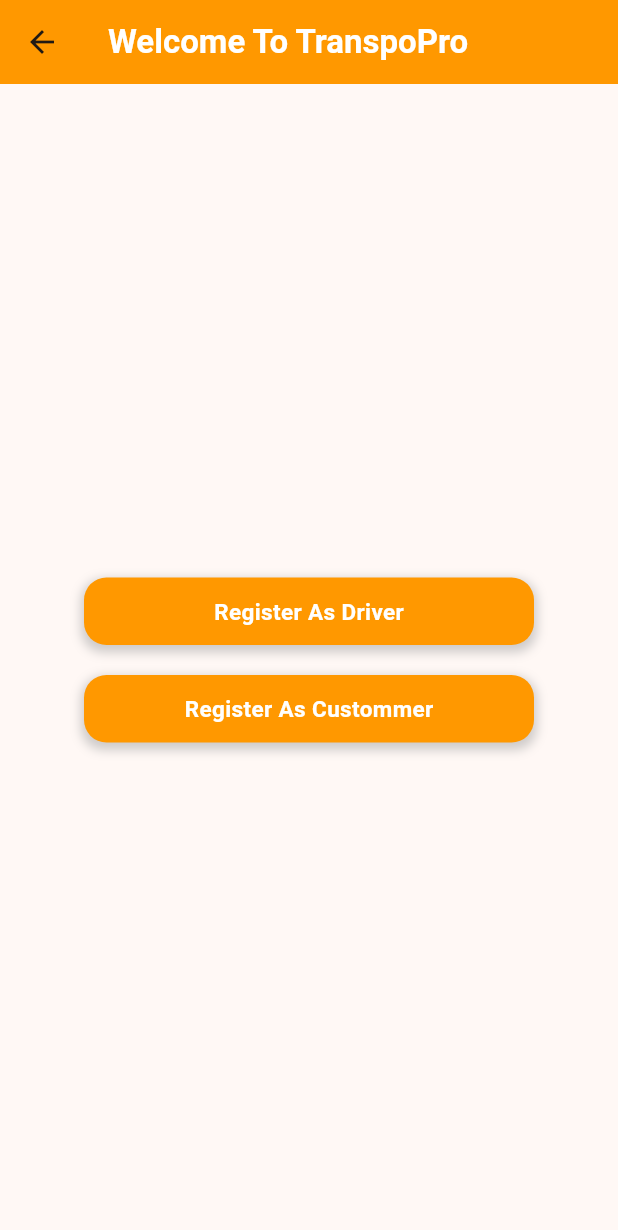
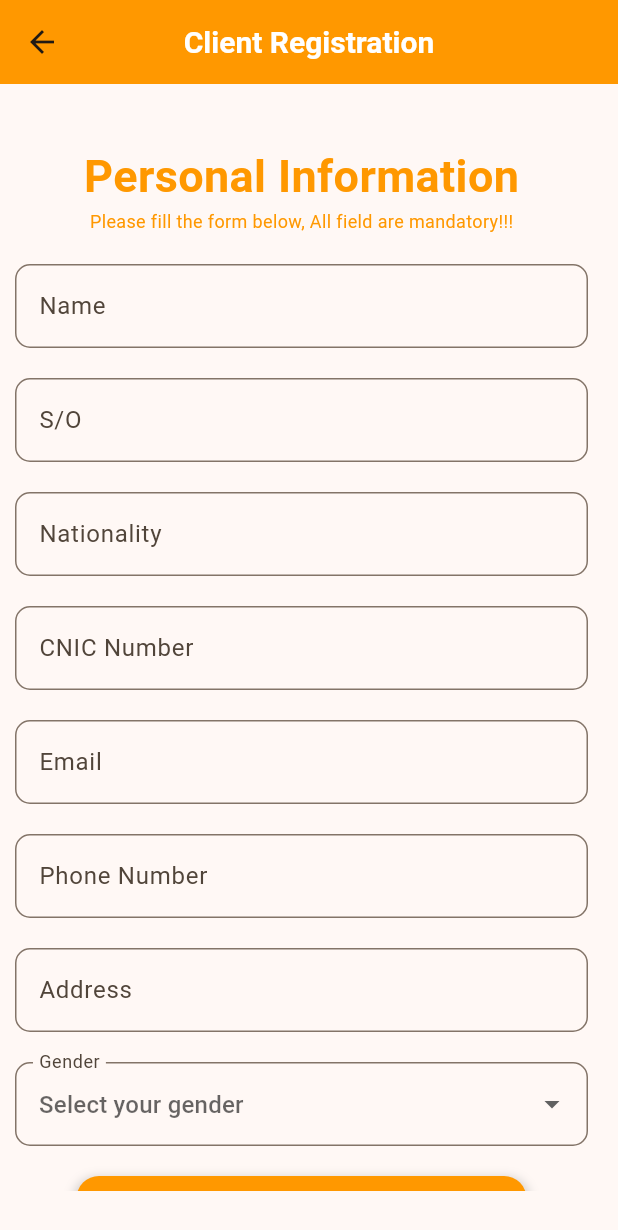
Before and after one commit to Asadullah730/Trans_Pro, a Flutter app: the HomeScreen screen opened directly, after a tap on "Register As Custommer", on a phone screen of 412 x 824 dp. Shown: the top 1230 px of the screen. Run offline on Flutter 3.47's test engine with Material 3 defaults, Android fonts, the phone set to English and light mode, and no system bars; our stand-ins replace carousel_slider, firebase_auth, firebase_core, get; accounts and stored records are empty.

Commit message:
ClientSide work

```diff
--- a/lib/Model/DriverModel.dart
+++ b/lib/Model/DriverModel.dart
@@ -2,6 +2,22 @@ class Drivermodel {
   String? name;
   String? email;
   String? phone;
+  String? address;
+  String? licenseNumber;
+  String? licenseexpiry;
+  int? age;
+  String? vhecialNumber;
+  int? weightCapiacity;
 
-  Drivermodel({this.name, this.email, this.phone});
+  Drivermodel({
+    this.name,
+    this.email,
+    this.phone,
+    this.address,
+    this.licenseNumber,
+    this.licenseexpiry,
+    this.age,
+    this.vhecialNumber,
+    this.weightCapiacity,
+  });
 }
--- /dev/null
+++ b/lib/Presentation/CustommerScreen/cus_reg_screeen.dart
@@ -0,0 +1,270 @@
+import 'package:flutter/material.dart';
+import 'package:get/get.dart';
+import 'package:transpro/Presentation/CustommerScreen/client_dashboard.dart';
+import 'package:transpro/component/custom_app_bar.dart';
+import 'package:transpro/component/custom_button.dart';
+import 'package:transpro/validation/ClientFormValidation/clientSide_validation.dart';
+
+class CustommerRegScreen extends StatelessWidget {
+  final _formKey = GlobalKey<FormState>();
+  final ClientsideValadation clientsideValadation = ClientsideValadation();
+  final TextEditingController cusNameController = TextEditingController();
+  final TextEditingController cusEmailController = TextEditingController();
+  final TextEditingController cusPhoneController = TextEditingController();
+  final TextEditingController cusAddressController = TextEditingController();
+  final TextEditingController cusFatherNameController = TextEditingController();
+  final TextEditingController cusNationalityController =
+      TextEditingController();
+  final TextEditingController cusCnicController = TextEditingController();
+  final TextEditingController cusGenderController = TextEditingController();
+  String _gender = '';
+  List<String> _genders = ['Male', 'Female'];
+  CustommerRegScreen({super.key});
+
+  @override
+  Widget build(BuildContext context) {
+    return Scaffold(
+      appBar: AppBar(
+        centerTitle: true,
+        backgroundColor: Colors.orange,
+        title: const Text(
+          'Client Registration',
+          style: TextStyle(
+            color: Colors.white,
+            fontWeight: FontWeight.bold,
+            fontSize: 20,
+          ),
+        ),
+      ),
+      body: Container(
+        margin: const EdgeInsets.symmetric(vertical: 20),
+        child: Padding(
+          padding:
+              const EdgeInsets.only(top: 10.0, bottom: 10, left: 10, right: 20),
+          child: Form(
+            key: _formKey,
+            autovalidateMode: AutovalidateMode.onUserInteraction,
+            child: SingleChildScrollView(
+              scrollDirection: Axis.vertical, // vertical scrolling
+              child: Column(
+                mainAxisAlignment: MainAxisAlignment.center,
+                children: [
+                  const SizedBox(height: 10),
+                  const Text(
+                    'Personal Information',
+                    style: TextStyle(
+                      fontSize: 30,
+                      fontWeight: FontWeight.bold,
+                      color: Colors.orange,
+                    ),
+                  ),
+                  const Text(
+                    'Please fill the form below, All field are mandatory!!!',
+                    style: TextStyle(
+                      fontSize: 12,
+                      color: Colors.orange,
+                    ),
+                  ),
+                  const SizedBox(height: 20),
+                  TextFormField(
+                    controller: cusNameController,
+                    validator: (value) =>
+                        clientsideValadation.validateClientName(value),
+                    decoration: InputDecoration(
+                      labelText: 'Name',
+                      hintText: 'Enter your Full Name',
+                      border: OutlineInputBorder(
+                        borderRadius: BorderRadius.circular(10),
+                        borderSide: const BorderSide(
+                          color: Colors.orange,
+                          width: 2,
+                        ),
+                      ),
+                    ),
+                  ),
+                  const SizedBox(height: 20),
+                  TextFormField(
+                    controller: cusFatherNameController,
+                    validator: (value) =>
+                        clientsideValadation.validateClientName(value),
+                    decoration: InputDecoration(
+                      labelText: 'S/O',
+                      hintText: 'Enter your father name !!!',
+                      border: OutlineInputBorder(
+                        borderRadius: BorderRadius.circular(10),
+                        borderSide: const BorderSide(
+                          color: Colors.orange,
+                          width: 2,
+                        ),
+                      ),
+                    ),
+                  ),
+                  const SizedBox(height: 20),
+                  TextFormField(
+                    controller: cusNationalityController,
+                    validator: (value) =>
+                        clientsideValadation.validateClientName(value),
+                    decoration: InputDecoration(
+                      labelText: 'Nationality',
+                      hintText: 'Enter your Country name according to CNIC !!!',
+                      border: OutlineInputBorder(
+                        borderRadius: BorderRadius.circular(10),
+                        borderSide: const BorderSide(
+                          color: Colors.orange,
+                          width: 2,
+                        ),
+                      ),
+                    ),
+                  ),
+                  const SizedBox(height: 20),
+                  TextFormField(
+                    keyboardType: TextInputType.number,
+                    controller: cusCnicController,
+                    validator: (value) =>
+                        clientsideValadation.validateClientCNIC(value),
+                    decoration: InputDecoration(
+                      labelText: 'CNIC Number',
+                      hintText: '32102-5799182-5',
+                      border: OutlineInputBorder(
+                        borderRadius: BorderRadius.circular(10),
+                        borderSide: const BorderSide(
+                          color: Colors.orange,
+                          width: 2,
+                        ),
+                      ),
+                    ),
+                  ),
+                  const SizedBox(height: 20),
+                  TextFormField(
+                    controller: cusEmailController,
+                    validator: (value) =>
+                        clientsideValadation.validateClientEmail(value),
+                    decoration: InputDecoration(
+                      labelText: 'Email',
+                      hintText: 'abc@gmail.com',
+                      border: OutlineInputBorder(
+                        borderRadius: BorderRadius.circular(10),
+                        borderSide: const BorderSide(
+                          color: Colors.orange,
+                          width: 2,
+                        ),
+                      ),
+                    ),
+                  ),
+                  const SizedBox(height: 20),
+                  TextFormField(
+                    keyboardType: TextInputType.phone,
+                    controller: cusPhoneController,
+                    validator: (value) =>
+                        clientsideValadation.validateClientPhoneNumber(value),
+                    decoration: InputDecoration(
+                      labelText: 'Phone Number',
+                      hintText: '03324145420',
+                      border: OutlineInputBorder(
+                        borderRadius: BorderRadius.circular(10),
+                        borderSide: const BorderSide(
+                          color: Colors.orange,
+                          width: 2,
+                        ),
+                      ),
+                    ),
+                  ),
+                  const SizedBox(height: 20),
+                  TextFormField(
+                    controller: cusAddressController,
+                    validator: (value) =>
+                        clientsideValadation.validateClientAddress(value),
+                    decoration: InputDecoration(
+                      labelText: 'Address',
+                      hintText: 'street, city, country',
+                      border: OutlineInputBorder(
+                        borderRadius: BorderRadius.circular(10),
+                        borderSide: const BorderSide(
+                          color: Colors.orange,
+                          width: 2,
+                        ),
+                      ),
+                    ),
+                  ),
+                  SizedBox(
+                    height: 20,
+                  ),
+                  DropdownButtonFormField(
+                    decoration: InputDecoration(
+                      labelText: 'Gender',
+                      hintText: 'Select your gender',
+                      border: OutlineInputBorder(
+                        borderRadius: BorderRadius.circular(10),
+                        borderSide: const BorderSide(
+                          color: Colors.orange,
+                          width: 2,
+                        ),
+                      ),
+                    ),
+                    items: _genders.map((gender) {
+                      return DropdownMenuItem(
+                        child: Text(gender),
+                        value: gender,
+                      );
+                    }).toList(),
+                    validator: (value) =>
+                        value == null ? 'Please select your gender' : null,
+                    onChanged: (value) {
+                      _gender = value!;
+                    },
+                  ),
+                  const SizedBox(
+                    height: 20,
+                  ),
+                  CustomButton(
+                    text: "R E G I S T E R",
+                    onPressed: () {
+                      Get.defaultDialog(
+                        title: "Information Check",
+                        titlePadding: const EdgeInsets.only(top: 10),
+                        middleText: "Are you sure you want to register?",
+                        contentPadding: const EdgeInsets.only(top: 0),
+                        textConfirm: "Yes",
+                        textCancel: "cancel",
+                        confirm: OutlinedButton(
+                            onPressed: () {
+                              Get.back();
+                              if (_formKey.currentState!.validate()) {
+                                Get.snackbar("Success",
+                                    "${cusNameController.text} Registered Successfully",
+                                    backgroundColor: Colors.green);
+                                Get.to(() => ClientDashBoard(
+                                      title: cusNameController.text,
+                                    ));
+                              } else {
+                                Get.snackbar(
+                                    "Error", "Please fill all the fields");
+                                Get.back();
+                              }
+                            },
+                            child: const Text(
+                              "Ok",
+                              style: TextStyle(
+                                  color: Colors.red,
+                                  fontWeight: FontWeight.bold),
+                            )),
+                        cancel: OutlinedButton(
+                            onPressed: () {
+                              Get.back();
+                            },
+                            child: const Text("Cancel",
+                                style: TextStyle(
+                                    color: Colors.red,
+                                    fontWeight: FontWeight.bold))),
+                      );
+                    },
+                  ),
+                ],
+              ),
+            ),
+          ),
+        ),
+      ),
+    );
+  }
+}
--- a/lib/Presentation/DriverScreens/reg_driverScreen2.dart
+++ b/lib/Presentation/DriverScreens/reg_driverScreen2.dart
@@ -1,6 +1,7 @@
 import 'package:flutter/material.dart';
 import 'package:get/get.dart';
 import 'package:transpro/Presentation/DriverScreens/driver_dashboard.dart';
+import 'package:transpro/component/custom_app_bar.dart';
 import 'package:transpro/component/custom_button.dart';
 
 class RegDriverScreen2 extends StatelessWidget {
@@ -12,18 +13,7 @@ class RegDriverScreen2 extends StatelessWidget {
   @override
   Widget build(BuildContext context) {
     return Scaffold(
-      appBar: AppBar(
-        centerTitle: true,
-        backgroundColor: Colors.orange,
-        title: const Text(
-          'Driver Registration',
-          style: TextStyle(
-            color: Colors.white,
-            fontWeight: FontWeight.bold,
-            fontSize: 20,
-          ),
-        ),
-      ),
+      appBar: CustomAppBar(title: "$name Give More Info"),
       body: Container(
         margin: const EdgeInsets.only(top: 20),
         child: Padding(
--- a/lib/Presentation/HomeScreen.dart
+++ b/lib/Presentation/HomeScreen.dart
@@ -1,5 +1,6 @@
 import 'package:flutter/material.dart';
 import 'package:get/get.dart';
+import 'package:transpro/Presentation/CustommerScreen/cus_reg_screeen.dart';
 
 import '../component/custom_button.dart';
 import 'DriverScreens/reg_driver.dart';
@@ -16,6 +17,23 @@ class HomeScreen extends StatelessWidget {
           style: TextStyle(color: Colors.white, fontWeight: FontWeight.bold),
         ),
         backgroundColor: Colors.orange,
+        actions: [
+          IconButton(
+            onPressed: () {
+              Get.changeTheme(ThemeData.light());
+            },
+            icon: Icon(Icons.wb_sunny, color: Colors.white),
+          ),
+          IconButton(
+            onPressed: () {
+              Get.changeTheme(ThemeData.dark());
+            },
+            icon: const Icon(
+              Icons.nightlight_round,
+              color: Colors.black,
+            ),
+          ),
+        ],
       ),
       body: Column(
         mainAxisAlignment: MainAxisAlignment.center,
@@ -24,14 +42,16 @@ class HomeScreen extends StatelessWidget {
           Center(
             child: CustomButton(
                 text: "Register As Driver",
-                onPressed: () => Get.to(RegDriverScreen())),
+                onPressed: () => Get.to(() => RegDriverScreen())),
           ),
           const SizedBox(
             height: 20,
           ),
           Center(
-              child:
-                  CustomButton(text: "Register As Custommer", onPressed: () {}))
+            child: CustomButton(
+                text: "Register As Custommer",
+                onPressed: () => Get.to(() => CustommerRegScreen())),
+          ),
         ],
       ),
     );
--- a/lib/Presentation/authentication_screens/loginScreen.dart
+++ b/lib/Presentation/authentication_screens/loginScreen.dart
@@ -35,7 +35,7 @@ class LoginScreen extends StatelessWidget {
             ),
           ),
           Container(
-            margin: const EdgeInsets.only(top: 100, bottom: 40),
+            margin: const EdgeInsets.only(top: 30, bottom: 0),
             padding: const EdgeInsets.all(16.0),
             child: Form(
               key: _formKey, // Assign the _formKey to the Form widget
@@ -54,7 +54,7 @@ class LoginScreen extends StatelessWidget {
                           AssetImage("assets/splash_img/app_logo.jpeg"),
                       radius: 100,
                     ),
-                    const SizedBox(height: 10),
+                    const SizedBox(height: 30),
                     const Center(
                       child: Column(
                         children: [
--- a/lib/main.dart
+++ b/lib/main.dart
@@ -10,6 +10,7 @@ void main() async {
   await Firebase.initializeApp(
     options: DefaultFirebaseOptions.currentPlatform,
   );
+
   runApp(const MyApp());
 }
 
--- /dev/null
+++ b/lib/validation/ClientFormValidation/clientSide_validation.dart
@@ -0,0 +1,51 @@
+class ClientsideValadation {
+  String? validateClientEmail(String? value) {
+    final emailRegex =
+        RegExp(r"^[a-zA-Z0-9._%+-]+@[a-zA-Z0-9.-]+\.[a-zA-Z]{2,}$");
+    if (value == null || value.isEmpty) {
+      return "Enter the email";
+    } else if (!emailRegex.hasMatch(value)) {
+      return 'Enter a valid email address';
+    } else {
+      return null;
+    }
+  }
+
+  String? validateClientName(String? value) {
+    if (value == null || value.isEmpty) {
+      return 'Please Enter the Name !!!';
+    } else {
+      return null;
+    }
+  }
+
+  String? validateClientAddress(String? value) {
+    if (value == null || value.isEmpty) {
+      return 'Please Enter the Address !!!';
+    } else {
+      return null;
+    }
+  }
+
+  String? validateClientPhoneNumber(String? value) {
+    final phoneRegex = RegExp(r"^\d{4}\d{7}$");
+    if (value == null || value.isEmpty) {
+      return 'Enter the phone number';
+    } else if (!phoneRegex.hasMatch(value)) {
+      return 'Enter a valid phone number (e.g., 03324145420)';
+    } else {
+      return null;
+    }
+  }
+
+  String? validateClientCNIC(String? value) {
+    final cnicRegex = RegExp(r"^\d{5}-\d{7}-\d{1}$");
+    if (value == null || value.isEmpty) {
+      return 'Enter the CNIC number';
+    } else if (!cnicRegex.hasMatch(value)) {
+      return 'Enter a valid CNIC number (e.g., 32102-5799182-5)';
+    } else {
+      return null;
+    }
+  }
+}
--- a/pubspec.yaml
+++ b/pubspec.yaml
@@ -38,6 +38,7 @@ dependencies:
   get: ^4.6.6
   firebase_core: ^3.9.0
   firebase_auth: ^5.3.4
+  carousel_slider: ^5.0.0
 
 dev_dependencies:
   flutter_test:
```
Also changed, not shown: lib/Model/ImagesModel.dart (added, +8 -0 lines), lib/Presentation/CustommerScreen/client_dashboard.dart (added, +53 -0 lines), lib/Presentation/CustommerScreen/widgets/cus_drawer.dart (added, +96 -0 lines), lib/Presentation/Splash.dart (+5 -3 lines), lib/component/custom_app_bar.dart (added, +30 -0 lines), assets/images/img1.jpeg (added), assets/images/img2.jpeg (added), assets/images/img3.jpeg (added), assets/images/img4.jpeg (added), lib/Model/CustommerModel.dart (added), pubspec.lock.
